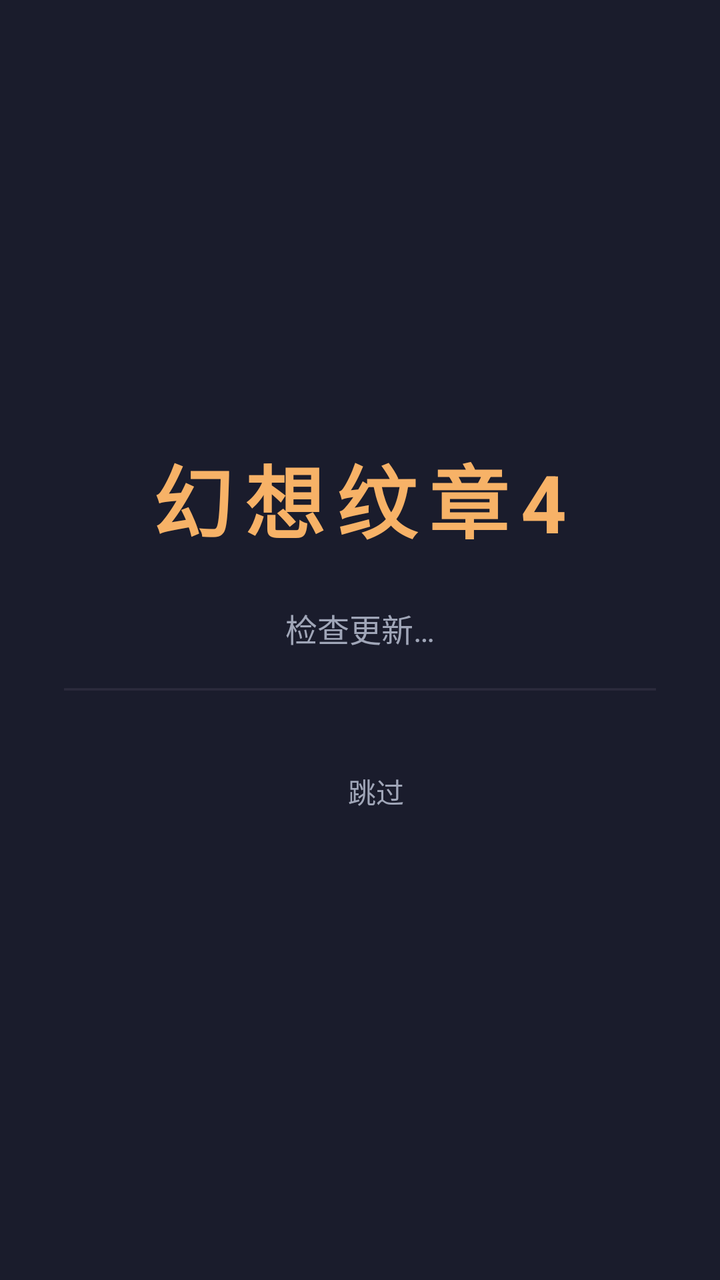
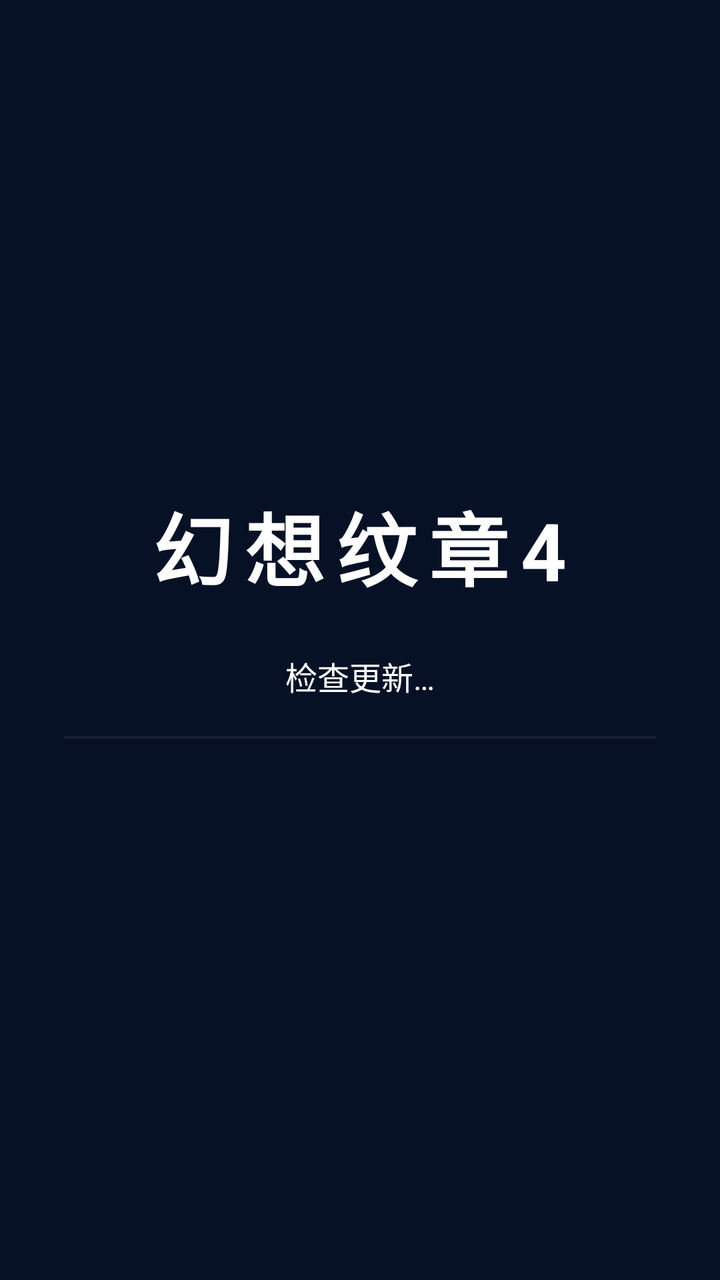

Before-and-after screenshots of an Android layout around one commit, followed by the original layout XML and the change that was made.
<!-- AndroidManifest.xml: activity theme Theme.Hxwz4 -->
<!-- res/layout/activity_main.xml -->
<?xml version="1.0" encoding="utf-8"?>
<FrameLayout xmlns:android="http://schemas.android.com/apk/res/android"
    xmlns:app="http://schemas.android.com/apk/res-auto"
    android:layout_width="match_parent"
    android:layout_height="match_parent"
    android:background="@color/bg_dark">

    
    <LinearLayout
        android:id="@+id/updatePanel"
        android:layout_width="match_parent"
        android:layout_height="match_parent"
        android:orientation="vertical"
        android:gravity="center"
        android:padding="32dp">

        <TextView
            android:id="@+id/tvTitle"
            android:layout_width="wrap_content"
            android:layout_height="wrap_content"
            android:text="@string/update_title"
            android:textColor="@color/accent"
            android:textSize="40sp"
            android:textStyle="bold"
            android:letterSpacing="0.15" />

        <TextView
            android:id="@+id/tvStatus"
            android:layout_width="wrap_content"
            android:layout_height="wrap_content"
            android:layout_marginTop="24dp"
            android:text="@string/status_checking"
            android:textColor="@color/text_secondary"
            android:textSize="16sp" />

        <ProgressBar
            android:id="@+id/progressBar"
            style="?android:attr/progressBarStyleHorizontal"
            android:layout_width="360dp"
            android:layout_height="6dp"
            android:layout_marginTop="16dp"
            android:indeterminate="true"
            android:progressTint="@color/accent"
            android:progressBackgroundTint="#3A3F52" />

        <LinearLayout
            android:layout_width="wrap_content"
            android:layout_height="wrap_content"
            android:layout_marginTop="24dp"
            android:orientation="horizontal">

            <com.google.android.material.button.MaterialButton
                android:id="@+id/btnRetry"
                android:layout_width="wrap_content"
                android:layout_height="wrap_content"
                android:visibility="gone"
                android:text="@string/btn_retry"
                android:textColor="@color/bg_dark"
                app:backgroundTint="@color/accent" />

            <com.google.android.material.button.MaterialButton
                android:id="@+id/btnSkip"
                style="@style/Widget.Material3.Button.TextButton"
                android:layout_width="wrap_content"
                android:layout_height="wrap_content"
                android:layout_marginStart="16dp"
                android:text="@string/btn_skip"
                android:textColor="@color/text_secondary" />
        </LinearLayout>
    </LinearLayout>

    
    <FrameLayout
        android:id="@+id/webContainer"
        android:layout_width="match_parent"
        android:layout_height="match_parent"
        android:visibility="gone">

        <WebView
            android:id="@+id/webView"
            android:layout_width="match_parent"
            android:layout_height="match_parent" />
    </FrameLayout>

</FrameLayout>
<!-- resources referenced by this layout -->
<resources>
  <color name="accent">#F7B267</color>
  <color name="bg_dark">#1A1C2C</color>
  <color name="text_secondary">#A0A6B8</color>
  <string name="btn_retry">重试</string>
  <string name="btn_skip">跳过</string>
  <string name="status_checking">检查更新…</string>
  <string name="update_title">幻想纹章4</string>
  <style name="Theme.Hxwz4" parent="Theme.Material3.DayNight.NoActionBar">
          <item name="android:windowBackground">@color/bg_dark</item>
          <item name="colorPrimary">@color/accent</item>
          <item name="colorOnPrimary">@color/bg_dark</item>
          <item name="android:windowFullscreen">true</item>
      </style>
</resources>

<!-- the commit's change to res/layout/activity_main.xml (unified diff, before → after) -->
@@ -64,6 +64,7 @@
                 android:layout_width="wrap_content"
                 android:layout_height="wrap_content"
                 android:layout_marginStart="16dp"
+                android:visibility="gone"
                 android:text="@string/btn_skip"
                 android:textColor="@color/text_secondary" />
         </LinearLayout>
<!-- resource entries referenced after the edit -->
@@ -1,8 +1,8 @@
 <!-- resources referenced by this layout -->
 <resources>
-  <color name="accent">#F7B267</color>
-  <color name="bg_dark">#1A1C2C</color>
-  <color name="text_secondary">#A0A6B8</color>
+  <color name="accent">#FFFFFF</color>
+  <color name="bg_dark">#071126</color>
+  <color name="text_secondary">#FFFFFF</color>
   <string name="btn_retry">重试</string>
   <string name="btn_skip">跳过</string>
   <string name="status_checking">检查更新…</string>
